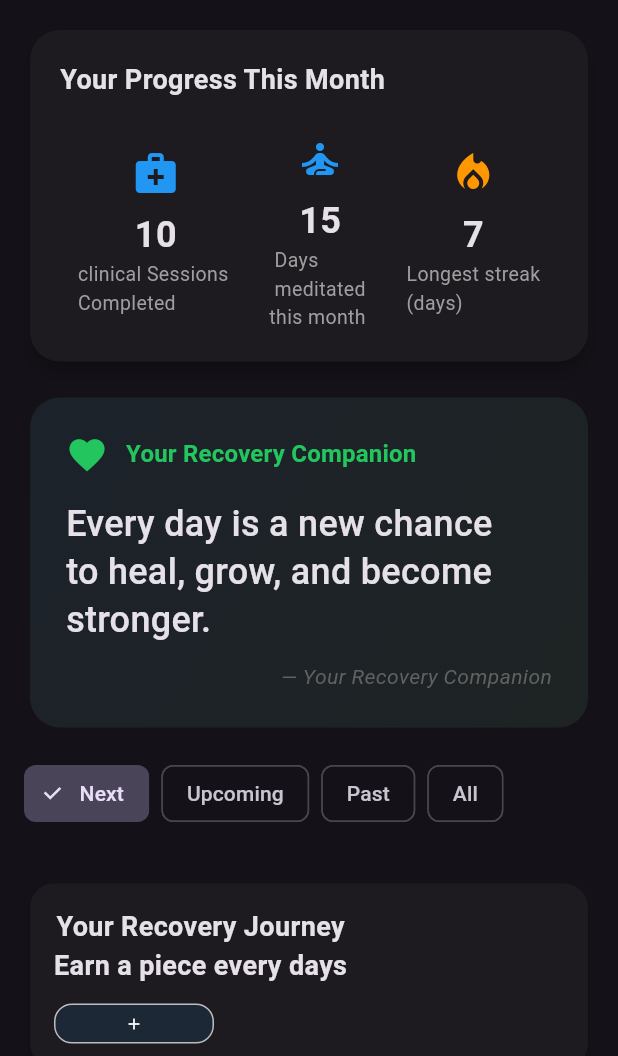
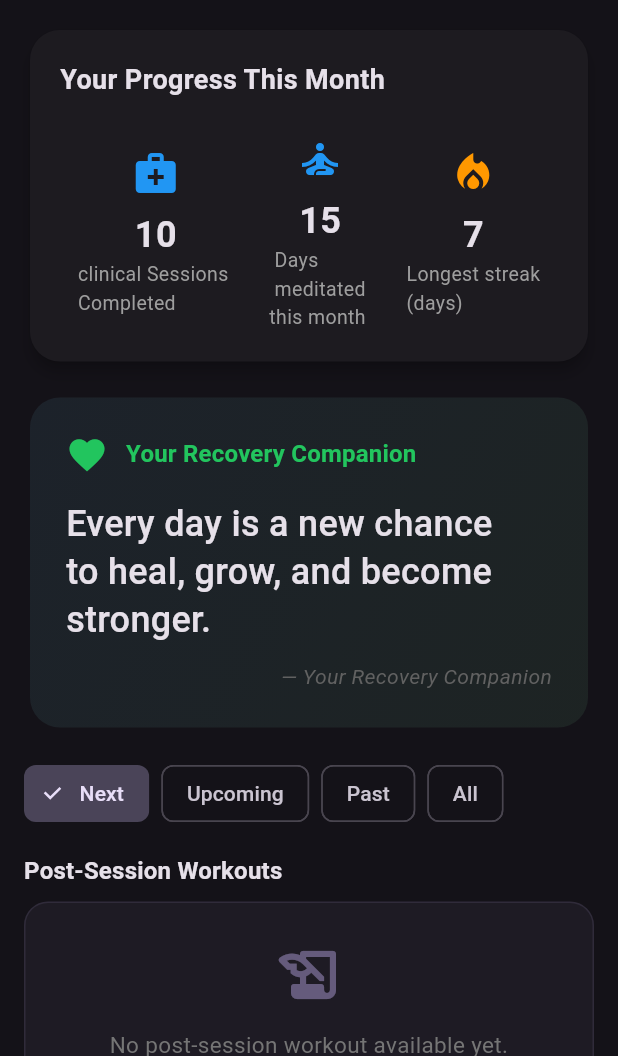
Before and after one commit to saadejaz0220-alt/medicalapp, a Flutter app: the HomeScreen screen opened by its route, on a phone screen of 412 x 824 dp, the part 180-1236 px from its top. Run offline on Flutter 3.47's test engine with Material 3 defaults, Android fonts, the phone set to English and light mode, and no system bars; our stand-ins replace cached_network_image, chewie, cloud_firestore, firebase_auth, firebase_core, get and 3 more; accounts and stored records are empty.

Commit message:
31/1/2026 implemented journey sessions in home. Now implementing journey progress and completed sessions.

```diff
--- a/lib/data/models/media_item.dart
+++ b/lib/data/models/media_item.dart
@@ -12,7 +12,7 @@ class MediaItem {
   final String format;
   final String fromSession;
   final String fromSessionId;
-  final int progress;
+  final double progress;
 
   MediaItem({
     required this.id,
@@ -25,7 +25,7 @@ class MediaItem {
     required this.format,
     required this.fromSession,
     required this.fromSessionId,
-    this.progress = 0,
+    this.progress = 0.0,
   });
 
   bool get isYoutube => youtubeId != null;
@@ -70,7 +70,7 @@ class MediaItem {
       format: data['format'] ?? '',
       fromSession: data['fromSession'] ?? 'Unknown Session',
       fromSessionId: data['fromSessionId'] ?? '',
-      progress: data['progress'] ?? 0,
+      progress: (data['progress'] ?? 0).toDouble(),
     );
   }
 
@@ -101,7 +101,7 @@ class MediaItem {
     String? format,
     String? fromSession,
     String? fromSessionId,
-    int? progress,
+    double? progress,
   }) {
     return MediaItem(
       id: id ?? this.id,
--- a/lib/screens/home/home_screen.dart
+++ b/lib/screens/home/home_screen.dart
@@ -8,6 +8,7 @@ import 'package:get/get_state_manager/src/rx_flutter/rx_obx_widget.dart';
 import 'package:get/get_state_manager/src/simple/get_view.dart';
 import '../../app/routes/app_routes.dart';
 
+import '../../data/models/media_item.dart';
 import '../../widgets/common/embedded_media_player.dart';
 import '../../widgets/common/image_gallary_grid.dart';
 import '../../widgets/common/journey_progress_card.dart';
@@ -96,18 +97,88 @@ class HomeScreen extends GetView<HomeController> {
           ),
 
           const SizedBox(height: 16),
-          // Post-Session Workouts (only for 'Next' tab)
-          if (controller.selectedTab.value == 'next' && controller.postSessionMedias.isNotEmpty) ...[
+          // Tab Content
+          Obx(() {
+            final tab = controller.selectedTab.value;
+            List<MediaItem> displayList = [];
+            String title = "";
+
+            if (tab == 'next') {
+              displayList = controller.postSessionMedias;
+              title = "Post-Session Workouts";
+            } else if (tab == 'upcoming') {
+              displayList = controller.upcomingMedias;
+              title = "Upcoming Sessions";
+            } else if (tab == 'past') {
+              displayList = controller.pastMedias;
+              title = "Past Sessions";
+            } else if (tab == 'all') {
+              displayList = controller.allMedias;
+              title = "All Sessions";
+            }
+
+            if (displayList.isEmpty) {
+              String emptyMessage = "";
+              if (tab == 'next') {
+                emptyMessage = "No post-session workout available yet.";
+              } else if (tab == 'upcoming') {
+                emptyMessage = "No upcoming sessions on this journey.";
+              } else if (tab == 'past') {
+                emptyMessage = "No past sessions to show.";
+              } else if (tab == 'all') {
+                emptyMessage = "No sessions found in this journey.";
+              }
+
+              return Column(
+                crossAxisAlignment: CrossAxisAlignment.start,
+                children: [
                   Padding(
                     padding: const EdgeInsets.only(bottom: 8.0),
                     child: Text(
-                "Post-Session Workouts",
+                      title,
                       style: Get.textTheme.titleMedium?.copyWith(fontWeight: FontWeight.bold),
                     ),
                   ),
-            ...controller.postSessionMedias.map((media) => MediaCard(
+                  Container(
+                    width: double.infinity,
+                    padding: const EdgeInsets.all(24),
+                    decoration: BoxDecoration(
+                      color: Theme.of(context).colorScheme.primary.withOpacity(0.05),
+                      borderRadius: BorderRadius.circular(16),
+                      border: Border.all(color: Theme.of(context).colorScheme.primary.withOpacity(0.1)),
+                    ),
+                    child: Column(
+                      children: [
+                        Icon(Icons.history_edu_rounded, size: 48, color: Theme.of(context).colorScheme.primary.withOpacity(0.4)),
+                        const SizedBox(height: 12),
+                        Text(
+                          emptyMessage,
+                          textAlign: TextAlign.center,
+                          style: TextStyle(color: Colors.grey.shade600, fontSize: 15),
+                        ),
+                      ],
+                    ),
+                  ),
+                  const SizedBox(height: 16),
+                  const Divider(),
+                  const SizedBox(height: 16),
+                ],
+              );
+            }
+
+            return Column(
+              crossAxisAlignment: CrossAxisAlignment.start,
+              children: [
+                Padding(
+                  padding: const EdgeInsets.only(bottom: 8.0),
+                  child: Text(
+                    title,
+                    style: Get.textTheme.titleMedium?.copyWith(fontWeight: FontWeight.bold),
+                  ),
+                ),
+                ...displayList.map((media) => MediaCard(
                       media: media,
-                  tagLabel: controller.selectedTab.value.capitalizeFirst,
+                      tagLabel: tab.capitalizeFirst,
                       onTap: () => controller.playMedia(media),
                       onPlay: () => controller.playMedia(media),
                     )),
@@ -115,6 +186,8 @@ class HomeScreen extends GetView<HomeController> {
                 const Divider(),
                 const SizedBox(height: 16),
               ],
+            );
+          }),
 
 
           const SizedBox(height: 16),
--- a/lib/widgets/common/mediacard.dart
+++ b/lib/widgets/common/mediacard.dart
@@ -182,7 +182,7 @@ class MediaCard extends StatelessWidget {
                             borderRadius: BorderRadius.circular(999),
                           ),
                           child: Text(
-                            '${media.progress}%',
+                            '${media.progress.round()}%',
                             style: const TextStyle(
                               color: Colors.black,
                               fontWeight: FontWeight.bold,
```
Also changed, not shown: lib/screens/home/home_controller.dart (+114 -9 lines), lib/widgets/common/embedded_media_player.dart (+6 -6 lines). Lines whose indentation alone changed are shown as unchanged.
